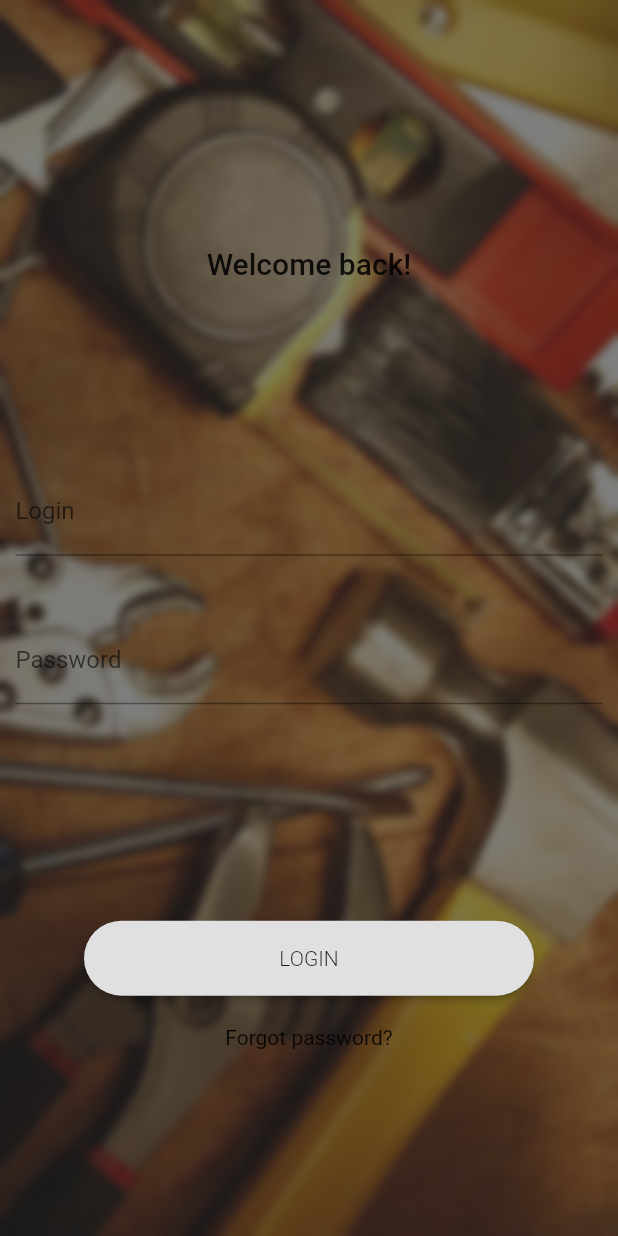
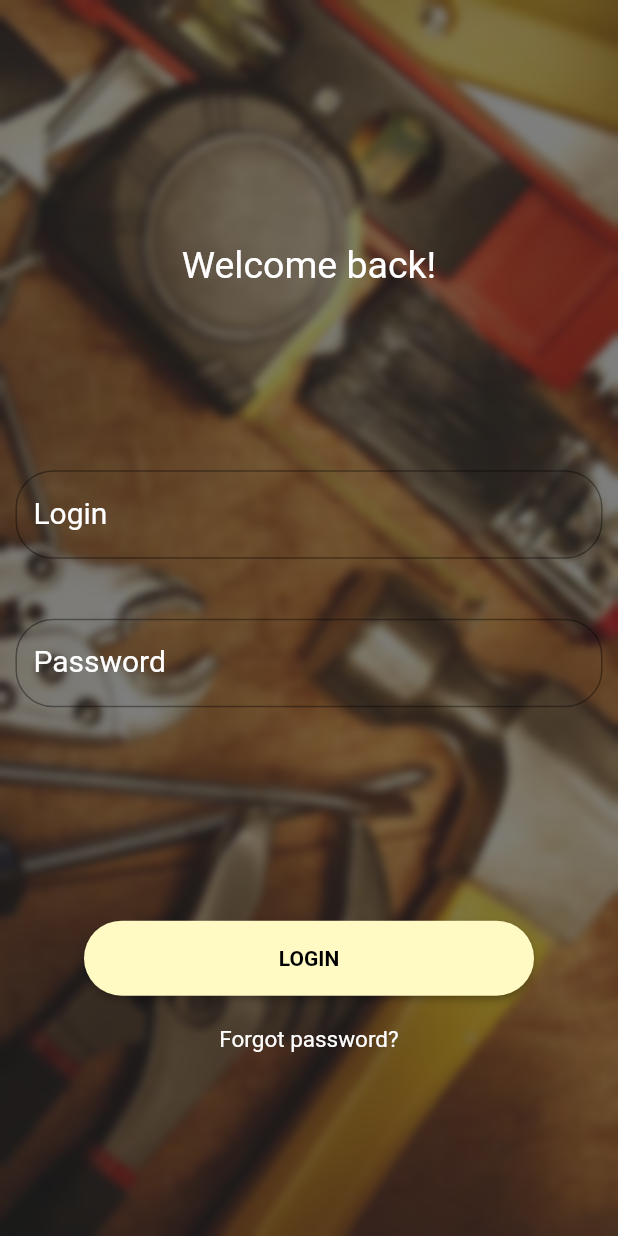
Before and after one commit to Andy0926/KakiRepair, a Flutter app: the LoginScreen screen opened directly, on a phone screen of 412 x 824 dp. Run offline on Flutter 3.47's test engine with Material 2 defaults, Android fonts, the phone set to English and light mode, and no system bars.

Commit message:
Login Screen Added

```diff
--- /dev/null
+++ b/lib/components/app.dart
@@ -0,0 +1,24 @@
+import 'package:flutter/material.dart';
+import 'package:kaki_repair/ui/login.dart';
+import 'package:kaki_repair/ui/mainScreen.dart';
+
+class RunApp extends StatefulWidget {
+  @override
+  _RunAppState createState() => _RunAppState();
+}
+
+class _RunAppState extends State<RunApp> {
+  @override
+  Widget build(BuildContext context) {
+    return MaterialApp(
+      title: "Kaki Repair",
+      home: MainScreen(),
+      theme: ThemeData(
+
+      ),
+      routes: {
+        '/login': (BuildContext context) => LoginScreen(),
+      },
+    );
+  }
+}
--- a/lib/components/buttons.dart
+++ b/lib/components/buttons.dart
@@ -1,7 +1,5 @@
 import 'package:flutter/material.dart';
 import 'dart:ui';
-
-import 'package:kaki_repair/ui/login.dart';
 
 class ButtonLoginScreen extends StatelessWidget {
   @override
@@ -15,7 +13,6 @@ class ButtonLoginScreen extends StatelessWidget {
         child: Text(
           'LOGIN',
           style: TextStyle(
-
             fontWeight: FontWeight.bold,
             fontSize: 20,
           ),
@@ -24,9 +21,7 @@ class ButtonLoginScreen extends StatelessWidget {
             borderRadius: BorderRadius.circular(30.0),
             side: BorderSide(color: Colors.black)),
         onPressed: () => {
-              //Navigator.pushReplacementNamed(context, '/login'),
-              debugPrint("abc"),
-              LoginScreen(),
+              Navigator.pushReplacementNamed(context, '/login'),
             },
       ),
     );
@@ -66,18 +61,23 @@ class ButtonLogin extends StatelessWidget {
     return Container(
       height: 50.0,
       width: 300.0,
+
       child: RaisedButton(
+        textColor: Colors.black,
+        color: Colors.yellow[100],
         child: Text(
           'LOGIN',
+
           style: TextStyle(
-            fontWeight: FontWeight.w300,
+            color: Colors.black,
+            fontWeight: FontWeight.bold,
           ),
         ),
         shape: RoundedRectangleBorder(
           borderRadius: BorderRadius.circular(30.0),
         ),
         onPressed: () => {
-              Navigator.pushReplacementNamed(context, '/swipe'),
+              //Navigator.pushReplacementNamed(context, '/swipe'),
             },
       ),
     );
--- a/lib/components/input.dart
+++ b/lib/components/input.dart
@@ -6,9 +6,15 @@ class InputLogin extends StatelessWidget {
     return Container(
       child: TextFormField(
         textAlign: TextAlign.center,
+        cursorColor: Colors.white,
         decoration: InputDecoration(
+          border: OutlineInputBorder(
+            borderSide: BorderSide(color: Colors.red),
+            borderRadius: new BorderRadius.circular(25.0),
+          ),
           labelText: 'Login',
-          fillColor: Colors.transparent,
+          labelStyle: TextStyle(fontSize: 20, color: Colors.white),
+          fillColor: Colors.white,
         ),
       ),
     );
@@ -23,7 +29,12 @@ class InputPassword extends StatelessWidget {
         textAlign: TextAlign.center,
         decoration: InputDecoration(
           labelText: 'Password',
-          fillColor: Colors.transparent,
+          labelStyle: TextStyle(fontSize: 20, color: Colors.white),
+          border: OutlineInputBorder(
+            borderSide: BorderSide(color: Colors.red),
+            borderRadius: new BorderRadius.circular(25.0),
+          ),
+          //fillColor: Colors.transparent,
         ),
         obscureText: true,
       ),
--- a/lib/main.dart
+++ b/lib/main.dart
@@ -1,6 +1,6 @@
 import 'package:flutter/material.dart';
-import './ui/mainScreen.dart';
+import 'components/app.dart';
 
 void main() {
-  runApp(new MaterialApp(title:"Login", home:  new MainScreen(),));
+  runApp(new MaterialApp(title:"Login", home:  new RunApp(),));
 }
--- a/lib/runApp.dart
+++ /dev/null
@@ -1,2 +0,0 @@
-import 'package:flutter/material.dart';
-import 'package:provider/provider.dart';
--- a/lib/ui/login.dart
+++ b/lib/ui/login.dart
@@ -40,7 +40,8 @@ class _LoginScreenState extends State<LoginScreen> {
                                 Spacer(),
                                 Text(
                                   'Welcome back!',
-                                  style: Theme.of(context).textTheme.title,
+                                  style: TextStyle(
+                                      color: Colors.white, fontSize: 25),
                                 ),
                                 Spacer(),
                                 InputLogin(),
@@ -56,7 +57,13 @@ class _LoginScreenState extends State<LoginScreen> {
                                 SizedBox(
                                   height: 20.0,
                                 ),
-                                Text('Forgot password?'),
+                                Text(
+                                  'Forgot password?',
+                                  style: TextStyle(
+                                    color: Colors.white,
+                                    fontSize: 15,
+                                  ),
+                                ),
                                 Spacer(),
                               ],
                             ),
```
Also changed, not shown: 1 other file.
